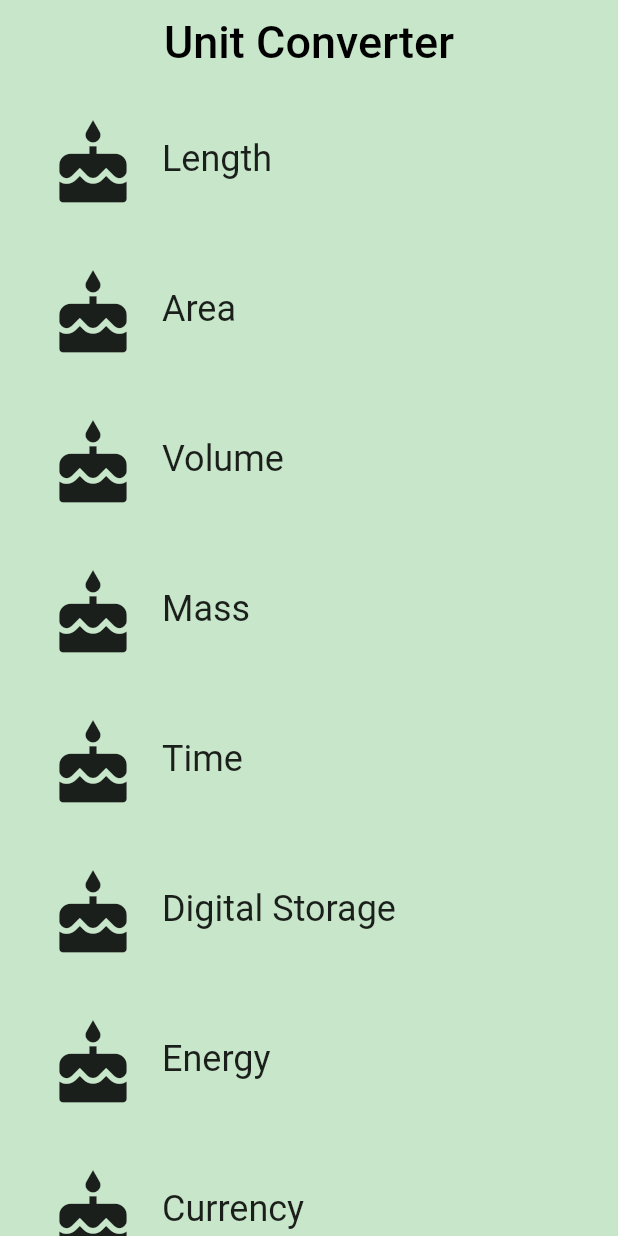
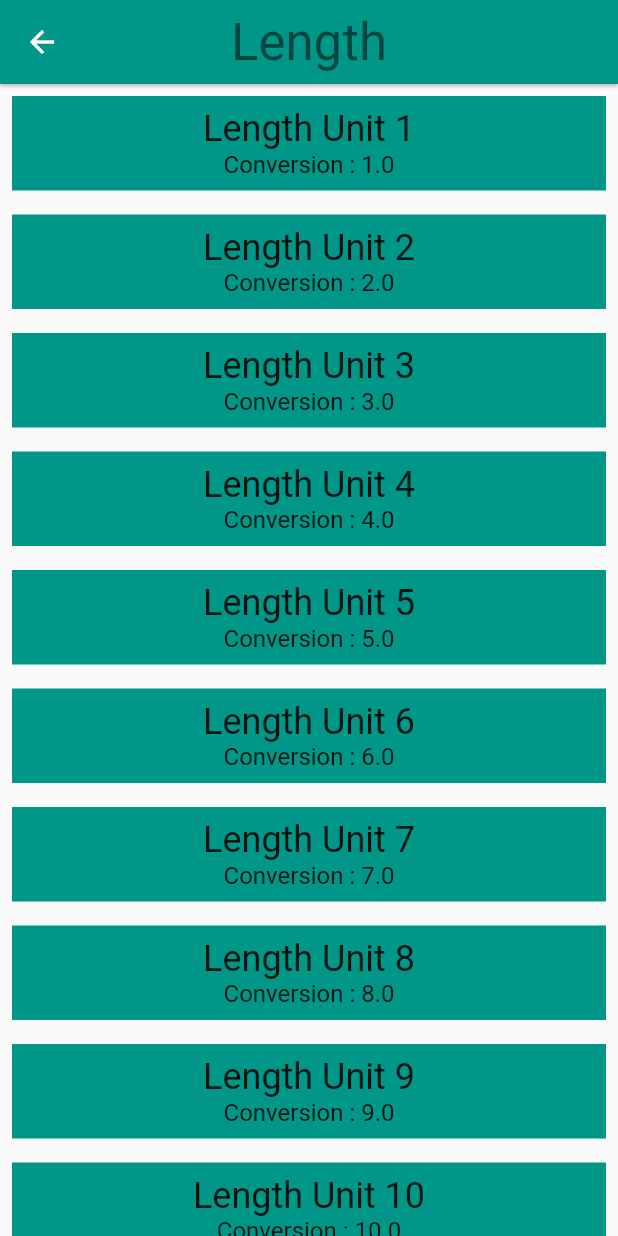
Before and after one commit to RotBolt/Unit-Converter, a Flutter app: the screen it shows after launch, after a tap on "Length", on a phone screen of 412 x 824 dp. Run offline on Flutter 3.47's test engine with Material 2 defaults, Android fonts, the phone set to English and light mode, and no system bars.

Commit message:
Add Converter Route

```diff
--- a/lib/category.dart
+++ b/lib/category.dart
@@ -1,4 +1,6 @@
 import 'package:flutter/material.dart';
+import 'unit.dart';
+import 'converter_route.dart';
 
 final _rowHeight = 100.0;
 final _borderRadius = BorderRadius.circular(_rowHeight / 2);
@@ -7,13 +9,27 @@ class Category extends StatelessWidget {
   final IconData icon;
   final String text;
   final ColorSwatch color;
+  final List<Unit> units;
 
   Category(
-      {Key key, @required this.icon, @required this.text, @required this.color})
+      {Key key,
+      @required this.icon,
+      @required this.text,
+      @required this.color,
+      @required this.units})
       : assert(icon != null),
         assert(text != null),
         assert(color != null),
+        assert(units != null),
         super(key: key);
+
+  void _navigateToConverterRoute(BuildContext context) {
+    Navigator.of(context).push(MaterialPageRoute<Null>(
+      builder: (BuildContext context){
+        return ConverterRoute(color: color,title: text,units: units,);
+      }
+    ));
+  }
 
   @override
   Widget build(BuildContext context) {
@@ -26,7 +42,7 @@ class Category extends StatelessWidget {
             highlightColor: color,
             splashColor: color,
             onTap: () {
-            print("Ouuch !! I was Tapped");
+              _navigateToConverterRoute(context);
             },
             child: Padding(
               padding: EdgeInsets.all(8.0),
@@ -51,7 +67,6 @@ class Category extends StatelessWidget {
               ),
             ),
           ),
-      )
-    );
+        ));
   }
 }
--- a/lib/category_route.dart
+++ b/lib/category_route.dart
@@ -1,5 +1,6 @@
 import 'package:flutter/material.dart';
 import 'category.dart';
+import 'unit.dart';
 
 final _backgroundColor = Colors.green[100];
 
@@ -32,6 +33,16 @@ class CategoryRoute extends StatelessWidget {
     );
   }
 
+  List<Unit> _retrieveUnits(String categoryName){
+    return List.generate(10,(int i){
+      i+=1;
+      return Unit(
+        name: '$categoryName Unit $i',
+        conversion: i.toDouble()
+      );
+    });
+  }
+
   @override
   Widget build(BuildContext context) {
     final categories = <Category>[];
@@ -41,6 +52,7 @@ class CategoryRoute extends StatelessWidget {
         color: _categoriesColors[i],
         text: _categoriesNames[i],
         icon: Icons.cake,
+        units: _retrieveUnits(_categoriesNames[i]),
       ));
     }
     final listView = Container(
--- /dev/null
+++ b/lib/converter_route.dart
@@ -0,0 +1,55 @@
+import 'package:flutter/material.dart';
+import 'unit.dart';
+import 'package:meta/meta.dart';
+
+class ConverterRoute extends StatelessWidget {
+  final String title;
+  final Color color;
+  final List<Unit> units;
+
+  ConverterRoute(
+      {@required this.title, @required this.color, @required this.units})
+      : assert(title != null),
+        assert(color != null),
+        assert(units != null);
+
+  @override
+  Widget build(BuildContext context) {
+    final unitWidgets = units.map((Unit unit) {
+      return Container(
+        color: color,
+        margin: EdgeInsets.all(8.0),
+        padding: EdgeInsets.all(8.0),
+        child: Column(
+          mainAxisAlignment: MainAxisAlignment.center,
+          children: <Widget>[
+            Text(
+              unit.name,
+              style: Theme.of(context).textTheme.headline,
+            ),
+            Text(
+              'Conversion : ${unit.conversion}',
+              style: Theme.of(context).textTheme.subhead,
+            )
+          ],
+        ),
+      );
+    }).toList();
+
+    final appBar = AppBar(
+      elevation: 1.0,
+      title: Text(
+        title,
+        style: Theme.of(context).textTheme.display1,
+      ),
+      backgroundColor: color,
+      centerTitle: true,
+    );
+    return Scaffold(
+      appBar: appBar,
+      body: ListView(
+        children: unitWidgets,
+      ),
+    );
+  }
+}
--- /dev/null
+++ b/lib/unit.dart
@@ -0,0 +1,10 @@
+import 'package:meta/meta.dart';
+
+class Unit {
+  final String name;
+  final double conversion;
+
+  const Unit({@required this.name, @required this.conversion})
+      : assert(name != null),
+        assert(conversion != null);
+}
```
Lines whose indentation alone changed are shown as unchanged.
